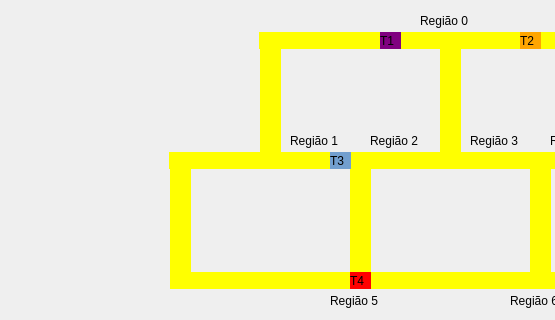
Before: the Qt Designer form mainwindow.ui in TwoDotS2/s_o-trabalho_02-trens, drawn with Qt 5; both pictures show x 0 to 555 and y 95 to 415 of the 848 by 720 pixel window.
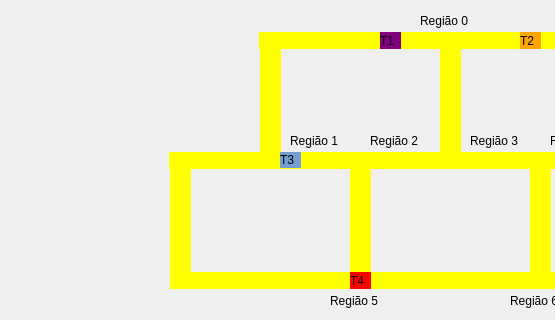
After: the same form once the commit is applied.

Commit message: criando log e analisando até o T3

```diff
--- a/mainwindow.ui
+++ b/mainwindow.ui
@@ -212,10 +212,10 @@
    <widget class="QLabel" name="label_trem3">
     <property name="geometry">
      <rect>
-      <x>330</x>
+      <x>280</x>
       <y>230</y>
       <width>21</width>
-      <height>17</height>
+      <height>16</height>
      </rect>
     </property>
     <property name="styleSheet">
```
The commit also changes 2 other files.
